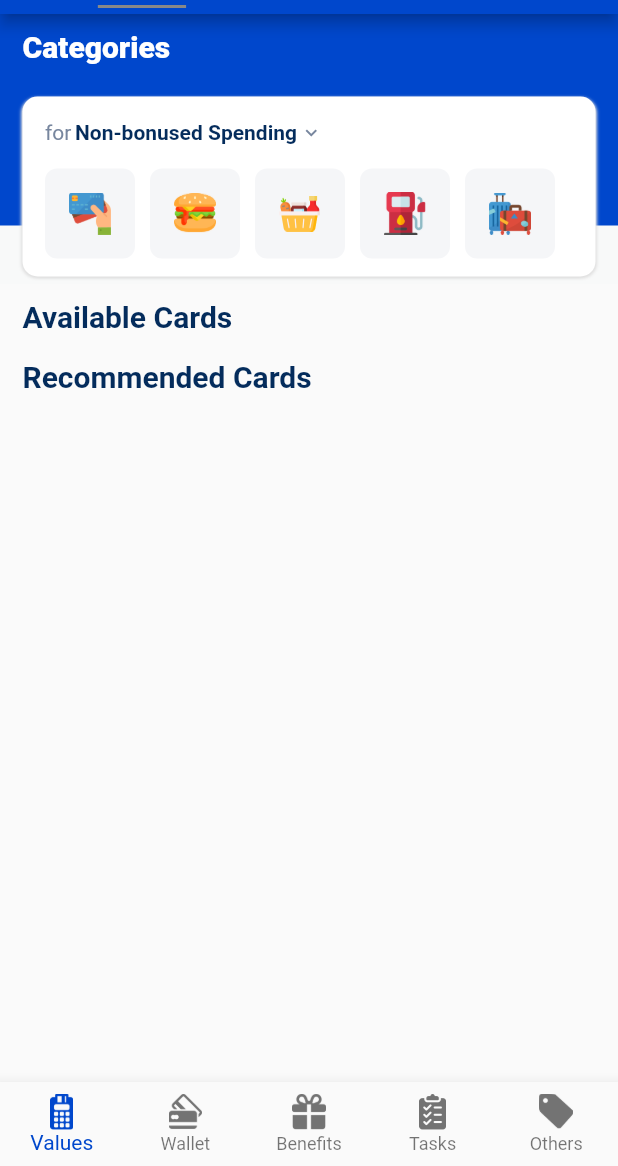
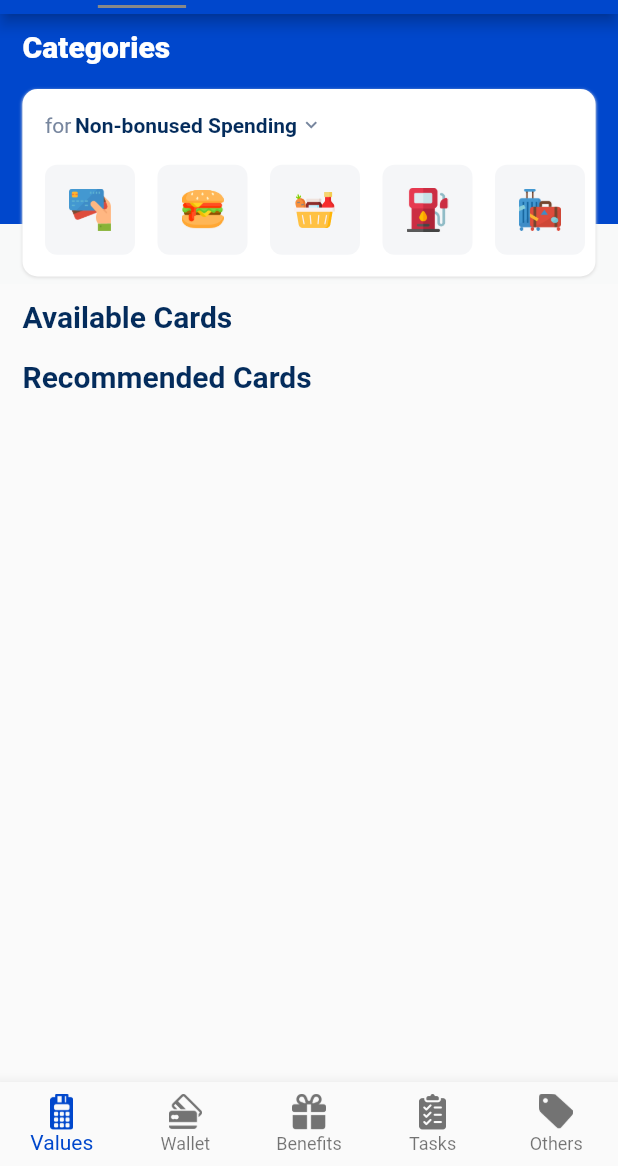
Before and after one commit to lingxiao1989/flutter-go-master, a Flutter app: the screen it shows after launch, on a phone screen of 412 x 824 dp, the part 70-1236 px from its top. Run offline on Flutter 3.47's test engine with Material 2 defaults, Android fonts, the phone set to English and light mode, and no system bars; our stand-ins replace bloc, cookie_jar, dio, event_bus, firebase_analytics, fluro and 8 more; missing offline and left inert: city_pickers, flutter_webview_plugin; accounts and stored records are empty; Roboto replaces fonts that are missing (Avenir, ProximaNova); statements that could not run were skipped.

Commit message:
wallet page update

```diff
--- a/lib/views/values_page/values_contents_page.dart
+++ b/lib/views/values_page/values_contents_page.dart
@@ -190,7 +190,6 @@ class FirstPageState extends State<FirstPage> with AutomaticKeepAliveClientMixin
     return
       Column(
         children: <Widget>[
-
           Stack(
             //alignment: const FractionalOffset(0.9, 0.1),//方法一
               children: <Widget>[
@@ -240,7 +239,7 @@ class FirstPageState extends State<FirstPage> with AutomaticKeepAliveClientMixin
                 PositionedDirectional(
                   start: 0,
                   end: 0,
-                  bottom: -1,
+                  bottom: 0,
                   child: Container(
                     height: 40,
                     color: const Color(0xfff8f9f9)
@@ -251,14 +250,13 @@ class FirstPageState extends State<FirstPage> with AutomaticKeepAliveClientMixin
                   start: 15,
                   end: 15,
                   child: Container(
-                    height: 120,
+                    height: 125,
                     decoration: BoxDecoration(
                       borderRadius: BorderRadius.all(
                         Radius.circular(10)
                       ),
                       boxShadow: [
-                        BoxShadow(color: Colors.grey[300], offset: Offset(1, 1), blurRadius: 1),
-                        BoxShadow(color: Colors.grey[300], offset: Offset(-1, 1), blurRadius: 1)
+                        BoxShadow(color: Colors.grey[300], offset: Offset(0,1), blurRadius: 1)
                       ],
                       color: const Color(0xffffffff)
                     ),
@@ -268,7 +266,7 @@ class FirstPageState extends State<FirstPage> with AutomaticKeepAliveClientMixin
                           top: 16,
                           start: 15,
                           child: SizedBox(
-                            width: 18,
+                            width: 20 ,
                             height: 17,
                             child: Text(
                               "for",
@@ -329,7 +327,7 @@ class FirstPageState extends State<FirstPage> with AutomaticKeepAliveClientMixin
                                 }
                                 if (index<Categories.length-1){
                                   return new Container(
-                                      width: 70,
+                                      width: 75,
                                       height: 60,
                                       child: Row(
                                         children: <Widget>[
```
Also changed, not shown: lib/components/list_view_item.dart (+29 -4 lines).
